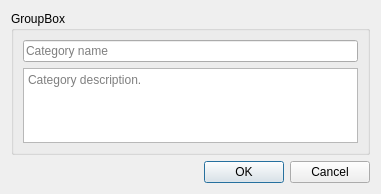
First picture: the form in dlgnewcategory.ui, repository lincolningaroca/xxxApp, before the edit.
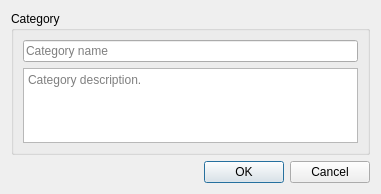
Second picture: the form after the edit.

Commit message: Correction of window title: dlgNewCategory, when opening in mode: new category; and also to the control group box, title 'category' was added.

Patch:
```diff
--- a/dlgnewcategory.ui
+++ b/dlgnewcategory.ui
@@ -17,7 +17,7 @@
    <item>
     <widget class="QGroupBox" name="groupBox">
      <property name="title">
-      <string>GroupBox</string>
+      <string>Category</string>
      </property>
      <layout class="QVBoxLayout" name="verticalLayout">
       <item>
```
The commit also changes 1 other file.
